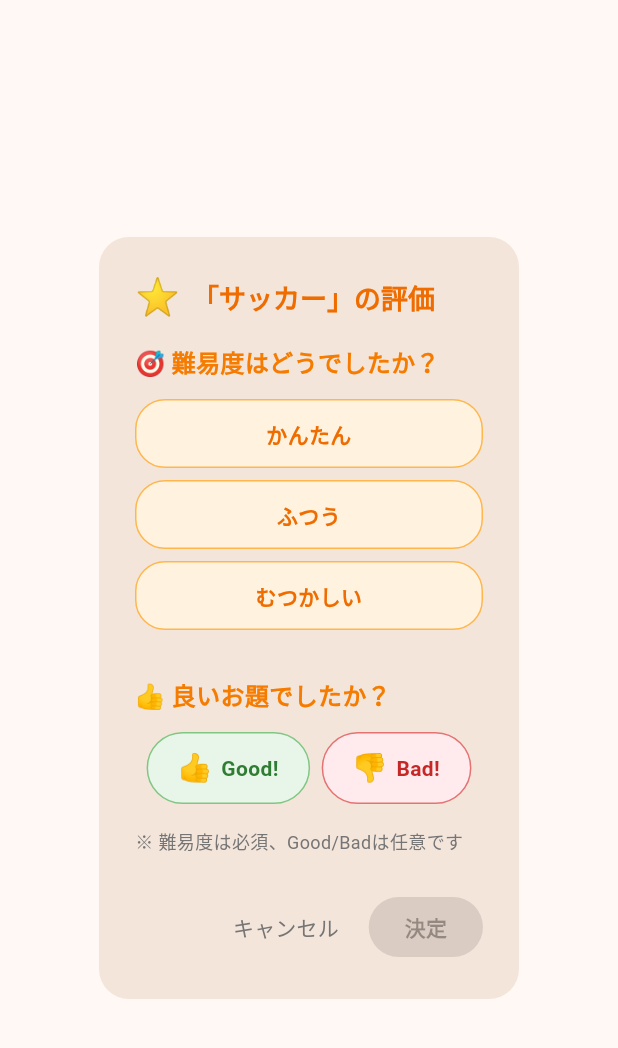
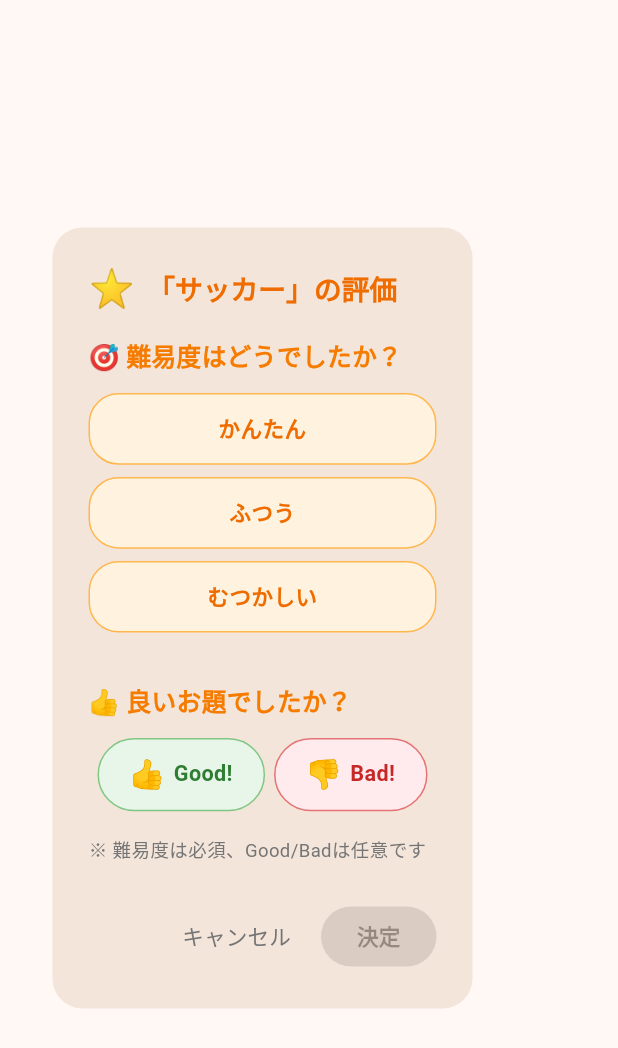
Before and after one commit to 3balljugglerYu/katakanahanashi, a Flutter app: the RatingDialog widget shown alone on an empty page, opened directly with sample values from the repository, on a phone screen of 412 x 824 dp. Shown: the top 1048 px of the screen. Run offline on Flutter 3.47's test engine with Material 3 defaults, Android fonts, the phone set to English and light mode, and no system bars; our stand-ins replace flutter_dotenv, flutter_hooks, freezed_annotation, get_it, google_mobile_ads, hooks_riverpod and 4 more; missing offline and left inert: particles_flutter; accounts and stored records are empty; Roboto replaces fonts that are missing (NotoSansJP).

Commit message:
評価ダイアログのレスポンシブ調整

```diff
--- a/lib/ui/home/widgets/dialogs/rating_dialog.dart
+++ b/lib/ui/home/widgets/dialogs/rating_dialog.dart
@@ -10,28 +10,63 @@ class RatingDialog extends HookConsumerWidget {
   final KatakanaWord word;
   final Function(SimpleRating) onSubmit;
 
-  const RatingDialog({
-    super.key,
-    required this.word,
-    required this.onSubmit,
-  });
+  const RatingDialog({super.key, required this.word, required this.onSubmit});
+
+  /// タブレット判定メソッド
+  bool _isTablet(BuildContext context) {
+    final screenWidth = MediaQuery.of(context).size.width;
+    final screenHeight = MediaQuery.of(context).size.height;
+    return screenWidth >= 800 || screenHeight >= 1000;
+  }
+
+  /// レスポンシブ対応フォントサイズ取得
+  double _getResponsiveFontSize(BuildContext context, double baseRatio) {
+    return MediaQuery.of(context).size.width * baseRatio;
+  }
+
+  /// レスポンシブ対応パディング取得
+  EdgeInsets _getResponsivePadding(
+    BuildContext context, {
+    double horizontalRatio = 0.04,
+    double verticalRatio = 0.015,
+  }) {
+    return EdgeInsets.symmetric(
+      horizontal: MediaQuery.of(context).size.width * horizontalRatio,
+      vertical: MediaQuery.of(context).size.height * verticalRatio,
+    );
+  }
+
+  /// レスポンシブ対応スペーシング取得
+  double _getResponsiveSpacing(BuildContext context, double ratio) {
+    return MediaQuery.of(context).size.height * ratio;
+  }
 
   @override
   Widget build(BuildContext context, WidgetRef ref) {
     final selectedDifficulty = useState<Difficulty?>(null);
     final selectedGoodBad = useState<bool?>(null);
 
-    return AlertDialog(
+    return Container(
+      constraints: _isTablet(context)
+          ? const BoxConstraints(maxWidth: 500)
+          : const BoxConstraints(maxWidth: 350),
+      child: AlertDialog(
         shape: RoundedRectangleBorder(borderRadius: BorderRadius.circular(20)),
+        insetPadding: _isTablet(context)
+            ? const EdgeInsets.symmetric(horizontal: 100, vertical: 50)
+            : const EdgeInsets.symmetric(horizontal: 20, vertical: 50),
         title: Row(
           children: [
-          const Text('⭐', style: TextStyle(fontSize: 24)),
-          const SizedBox(width: 8),
+            Text(
+              '⭐',
+              style: TextStyle(fontSize: _getResponsiveFontSize(context, 0.06)),
+            ),
+            SizedBox(width: _getResponsiveSpacing(context, 0.01)),
             Expanded(
               child: Text(
                 '「${word.word}」の評価',
                 style: TextStyle(
-                fontSize: 18,
+                  fontSize: _getResponsiveFontSize(context, 0.045),
                   fontWeight: FontWeight.bold,
                   color: Colors.orange.shade800,
                 ),
@@ -47,25 +82,28 @@ class RatingDialog extends HookConsumerWidget {
             Text(
               '🎯 難易度はどうでしたか？',
               style: TextStyle(
-              fontSize: 16,
+                fontSize: _getResponsiveFontSize(context, 0.04),
                 fontWeight: FontWeight.w600,
                 color: Colors.orange.shade700,
               ),
             ),
-          const SizedBox(height: 12),
+            SizedBox(height: _getResponsiveSpacing(context, 0.015)),
             Column(
               children: Difficulty.values.map((difficulty) {
                 final isSelected = selectedDifficulty.value == difficulty;
                 return Padding(
-                padding: const EdgeInsets.only(bottom: 8),
+                  padding: EdgeInsets.only(
+                    bottom: _getResponsiveSpacing(context, 0.01),
+                  ),
                   child: SizedBox(
                     width: double.infinity,
                     child: GestureDetector(
                       onTap: () => selectedDifficulty.value = difficulty,
                       child: Container(
-                      padding: const EdgeInsets.symmetric(
-                        horizontal: 16,
-                        vertical: 12,
+                        padding: _getResponsivePadding(
+                          context,
+                          horizontalRatio: 0.04,
+                          verticalRatio: 0.015,
                         ),
                         decoration: BoxDecoration(
                           color: isSelected
@@ -85,7 +123,7 @@ class RatingDialog extends HookConsumerWidget {
                                 ? Colors.white
                                 : Colors.orange.shade800,
                             fontWeight: FontWeight.w600,
-                          fontSize: 14,
+                            fontSize: _getResponsiveFontSize(context, 0.035),
                           ),
                         ),
                       ),
@@ -95,18 +133,18 @@ class RatingDialog extends HookConsumerWidget {
               }).toList(),
             ),
 
-          const SizedBox(height: 24),
+            SizedBox(height: _getResponsiveSpacing(context, 0.03)),
 
             // Good/Bad評価
             Text(
               '👍 良いお題でしたか？',
               style: TextStyle(
-              fontSize: 16,
+                fontSize: _getResponsiveFontSize(context, 0.04),
                 fontWeight: FontWeight.w600,
                 color: Colors.orange.shade700,
               ),
             ),
-          const SizedBox(height: 12),
+            SizedBox(height: _getResponsiveSpacing(context, 0.015)),
             Row(
               mainAxisAlignment: MainAxisAlignment.spaceEvenly,
               children: [
@@ -115,9 +153,10 @@ class RatingDialog extends HookConsumerWidget {
                   onTap: () => selectedGoodBad.value =
                       selectedGoodBad.value == true ? null : true,
                   child: Container(
-                  padding: const EdgeInsets.symmetric(
-                    horizontal: 20,
-                    vertical: 10,
+                    padding: _getResponsivePadding(
+                      context,
+                      horizontalRatio: 0.05,
+                      verticalRatio: 0.012,
                     ),
                     decoration: BoxDecoration(
                       color: selectedGoodBad.value == true
@@ -132,8 +171,13 @@ class RatingDialog extends HookConsumerWidget {
                     child: Row(
                       mainAxisSize: MainAxisSize.min,
                       children: [
-                      const Text('👍', style: TextStyle(fontSize: 18)),
-                      const SizedBox(width: 6),
+                        Text(
+                          '👍',
+                          style: TextStyle(
+                            fontSize: _getResponsiveFontSize(context, 0.045),
+                          ),
+                        ),
+                        SizedBox(width: _getResponsiveSpacing(context, 0.007)),
                         Text(
                           'Good!',
                           style: TextStyle(
@@ -141,6 +185,7 @@ class RatingDialog extends HookConsumerWidget {
                                 ? Colors.white
                                 : Colors.green.shade800,
                             fontWeight: FontWeight.w600,
+                            fontSize: _getResponsiveFontSize(context, 0.035),
                           ),
                         ),
                       ],
@@ -153,9 +198,10 @@ class RatingDialog extends HookConsumerWidget {
                   onTap: () => selectedGoodBad.value =
                       selectedGoodBad.value == false ? null : false,
                   child: Container(
-                  padding: const EdgeInsets.symmetric(
-                    horizontal: 20,
-                    vertical: 10,
+                    padding: _getResponsivePadding(
+                      context,
+                      horizontalRatio: 0.05,
+                      verticalRatio: 0.012,
                     ),
                     decoration: BoxDecoration(
                       color: selectedGoodBad.value == false
@@ -170,8 +216,13 @@ class RatingDialog extends HookConsumerWidget {
                     child: Row(
                       mainAxisSize: MainAxisSize.min,
                       children: [
-                      const Text('👎', style: TextStyle(fontSize: 18)),
-                      const SizedBox(width: 6),
+                        Text(
+                          '👎',
+                          style: TextStyle(
+                            fontSize: _getResponsiveFontSize(context, 0.045),
+                          ),
+                        ),
+                        SizedBox(width: _getResponsiveSpacing(context, 0.007)),
                         Text(
                           'Bad!',
                           style: TextStyle(
@@ -179,6 +230,7 @@ class RatingDialog extends HookConsumerWidget {
                                 ? Colors.white
                                 : Colors.red.shade800,
                             fontWeight: FontWeight.w600,
+                            fontSize: _getResponsiveFontSize(context, 0.035),
                           ),
                         ),
                       ],
@@ -188,10 +240,13 @@ class RatingDialog extends HookConsumerWidget {
               ],
             ),
 
-          const SizedBox(height: 16),
+            SizedBox(height: _getResponsiveSpacing(context, 0.02)),
             Text(
               '※ 難易度は必須、Good/Badは任意です',
-            style: TextStyle(fontSize: 12, color: Colors.grey.shade600),
+              style: TextStyle(
+                fontSize: _getResponsiveFontSize(context, 0.03),
+                color: Colors.grey.shade600,
+              ),
             ),
           ],
         ),
@@ -199,7 +254,13 @@ class RatingDialog extends HookConsumerWidget {
           // キャンセルボタン
           TextButton(
             onPressed: () => Navigator.of(context).pop(),
-          child: Text('キャンセル', style: TextStyle(color: Colors.grey.shade600)),
+            child: Text(
+              'キャンセル',
+              style: TextStyle(
+                color: Colors.grey.shade600,
+                fontSize: _getResponsiveFontSize(context, 0.035),
+              ),
+            ),
           ),
 
           // 送信ボタン
@@ -224,12 +285,16 @@ class RatingDialog extends HookConsumerWidget {
                 borderRadius: BorderRadius.circular(20),
               ),
             ),
-          child: const Text(
+            child: Text(
               '決定',
-            style: TextStyle(fontWeight: FontWeight.bold),
+              style: TextStyle(
+                fontWeight: FontWeight.bold,
+                fontSize: _getResponsiveFontSize(context, 0.035),
+              ),
             ),
           ),
         ],
+      ),
     );
   }
 }
```
Lines whose indentation alone changed are shown as unchanged.
